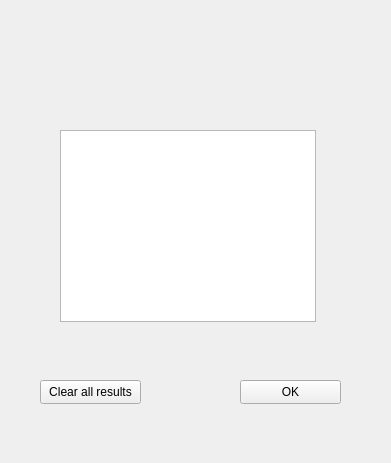
First picture: the form in Saper_UI/champions.ui, repository andreyyy363/Minesweeper, before the edit.
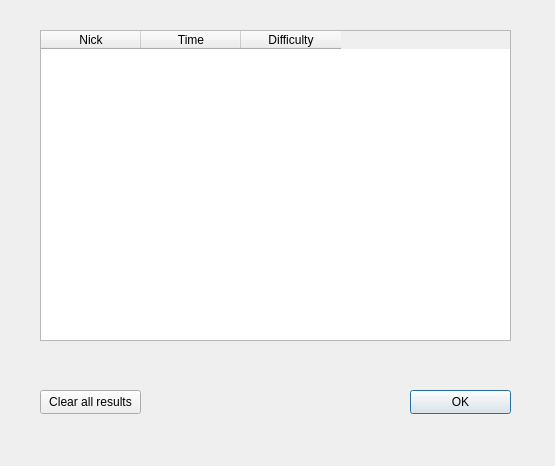
Second picture: the form after the edit. Icons and pictures are not drawn.

What changed in the file:
```diff
--- a/Saper_UI/champions.ui
+++ b/Saper_UI/champions.ui
@@ -1,13 +1,13 @@
 <?xml version="1.0" encoding="UTF-8"?>
 <ui version="4.0">
- <class>Champions</class>
- <widget class="QWidget" name="Champions">
+ <class>champions</class>
+ <widget class="QDialog" name="champions">
   <property name="geometry">
    <rect>
     <x>0</x>
     <y>0</y>
-    <width>391</width>
-    <height>463</height>
+    <width>555</width>
+    <height>466</height>
    </rect>
   </property>
   <property name="windowTitle">
@@ -17,21 +17,11 @@
    <iconset>
     <normaloff>img/Champions.png</normaloff>img/Champions.png</iconset>
   </property>
-  <widget class="QListWidget" name="listWidget">
-   <property name="geometry">
-    <rect>
-     <x>60</x>
-     <y>130</y>
-     <width>256</width>
-     <height>192</height>
-    </rect>
-   </property>
-  </widget>
   <widget class="QPushButton" name="pushButton">
    <property name="geometry">
     <rect>
-     <x>240</x>
-     <y>380</y>
+     <x>410</x>
+     <y>390</y>
      <width>101</width>
      <height>24</height>
     </rect>
@@ -44,7 +34,7 @@
    <property name="geometry">
     <rect>
      <x>40</x>
-     <y>380</y>
+     <y>390</y>
      <width>101</width>
      <height>24</height>
     </rect>
@@ -53,6 +43,31 @@
     <string>Clear all results</string>
    </property>
   </widget>
+  <widget class="QTableWidget" name="tableWidget">
+   <property name="geometry">
+    <rect>
+     <x>40</x>
+     <y>30</y>
+     <width>471</width>
+     <height>311</height>
+    </rect>
+   </property>
+   <column>
+    <property name="text">
+     <string>Nick</string>
+    </property>
+   </column>
+   <column>
+    <property name="text">
+     <string>Time</string>
+    </property>
+   </column>
+   <column>
+    <property name="text">
+     <string>Difficulty</string>
+    </property>
+   </column>
+  </widget>
  </widget>
  <resources/>
  <connections/>
```
Left out of the diff: 8 changed lines with no effect on the pictures.
